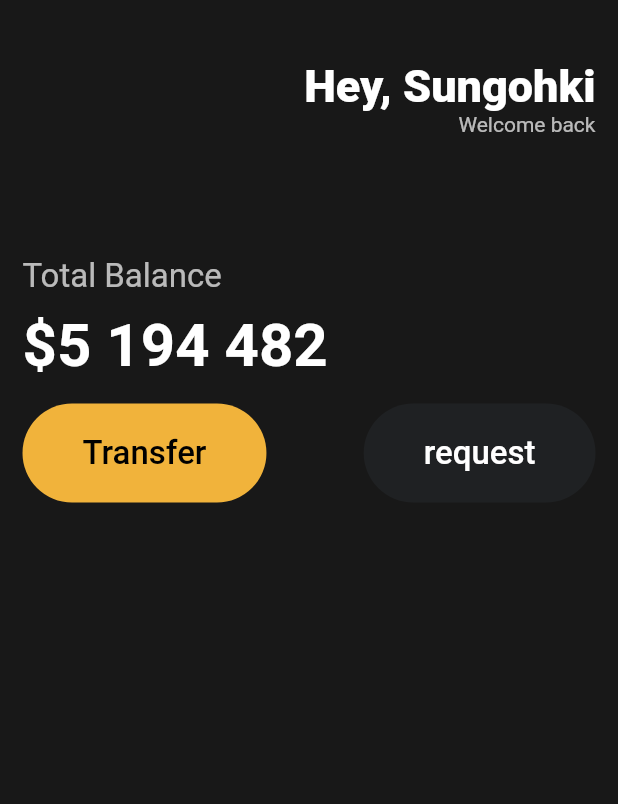
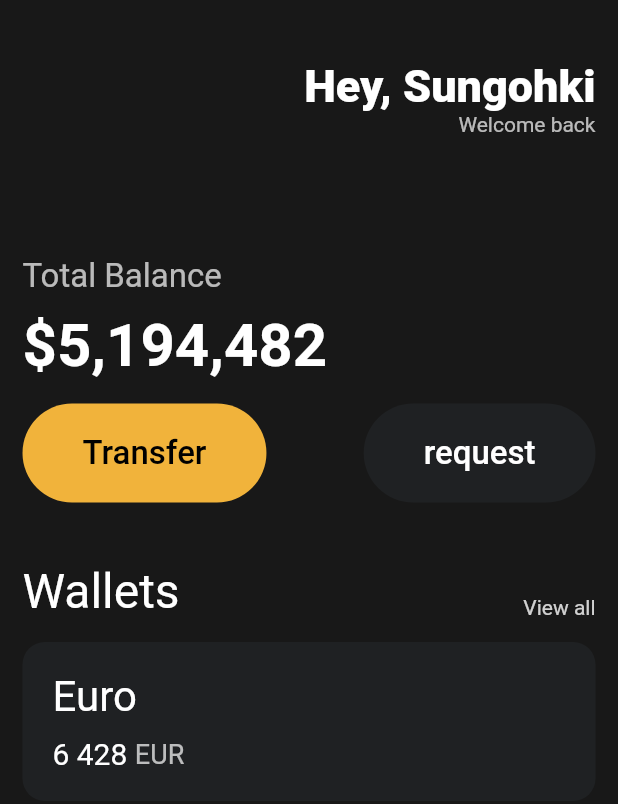
Before and after one commit to sungohki/webtoonViewer, a Flutter app: the screen it shows after launch, on a phone screen of 412 x 824 dp. Shown: the top 804 px of the screen. Run offline on Flutter 3.47's test engine with Material 2 defaults, Android fonts, the phone set to English and light mode, and no system bars.

Commit message:
modified : add a card container widget

```diff
--- a/src/lib/main.dart
+++ b/src/lib/main.dart
@@ -62,7 +62,7 @@
               height: 10,
             ),
             const Text(
-              "\$5 194 482",
+              "\$5,194,482",
               style: TextStyle(
                 fontSize: 40,
                 fontWeight: FontWeight.w600,
@@ -87,6 +87,80 @@
                 )
               ],
             ),
+            const SizedBox(
+              height: 40,
+            ),
+            Row(
+              crossAxisAlignment: CrossAxisAlignment.end,
+              mainAxisAlignment: MainAxisAlignment.spaceBetween,
+              children: [
+                const Text(
+                  'Wallets',
+                  style: TextStyle(
+                    color: Colors.white,
+                    fontSize: 32,
+                    fontWeight: FontWeight.w400,
+                  ),
+                ),
+                Text(
+                  'View all',
+                  style: TextStyle(color: Colors.white.withOpacity(0.8)),
+                ),
+              ],
+            ),
+            const SizedBox(
+              height: 15,
+            ),
+            Container(
+              decoration: BoxDecoration(
+                color: const Color(0xFF1F2123),
+                borderRadius: BorderRadius.circular(15),
+              ),
+              child: Padding(
+                padding: const EdgeInsets.all(20),
+                child: Row(
+                  children: [
+                    Column(
+                      crossAxisAlignment: CrossAxisAlignment.start,
+                      children: [
+                        const Text(
+                          'Euro',
+                          style: TextStyle(
+                            color: Colors.white,
+                            fontSize: 28,
+                            fontWeight: FontWeight.w400,
+                          ),
+                        ),
+                        const SizedBox(
+                          height: 10,
+                        ),
+                        Row(
+                          children: [
+                            const Text(
+                              '6 428',
+                              style: TextStyle(
+                                color: Colors.white,
+                                fontSize: 20,
+                              ),
+                            ),
+                            const SizedBox(
+                              width: 5,
+                            ),
+                            Text(
+                              'EUR',
+                              style: TextStyle(
+                                color: Colors.white.withOpacity(0.7),
+                                fontSize: 18,
+                              ),
+                            ),
+                          ],
+                        ),
+                      ],
+                    ),
+                  ],
+                ),
+              ),
+            ),
           ],
         ),
       ),
```
